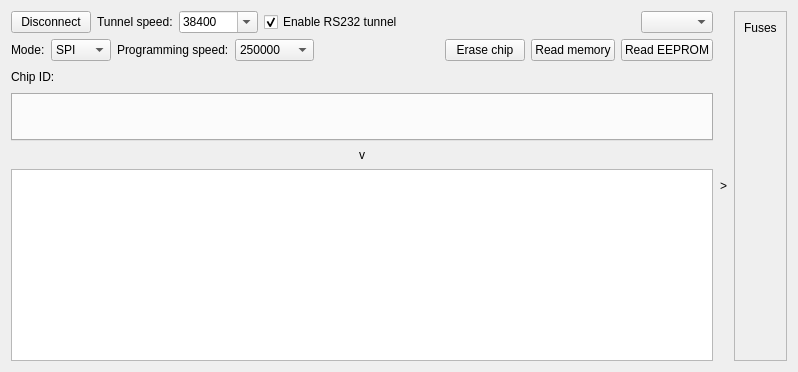
Tasssadar/Lorris, file src/LorrisShupito/lorrisshupito.ui: the form before one commit.
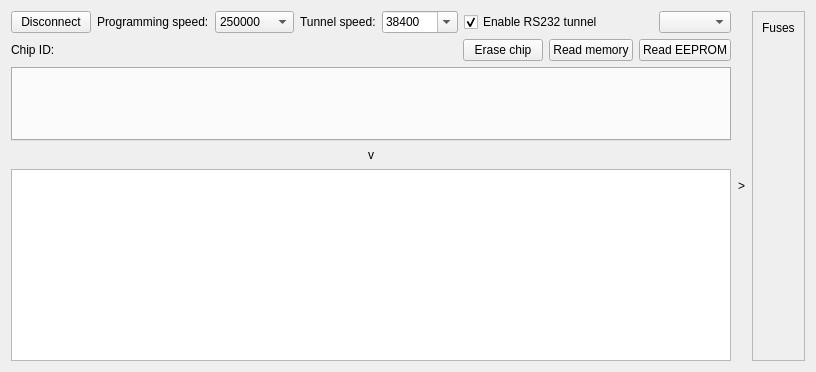
The form after the commit.

Commit message: Add posibility to stop, start and restart chip; reorganize UI

What changed in the file:
```diff
--- a/src/LorrisShupito/lorrisshupito.ui
+++ b/src/LorrisShupito/lorrisshupito.ui
@@ -6,7 +6,7 @@
    <rect>
     <x>0</x>
     <y>0</y>
-    <width>798</width>
+    <width>816</width>
     <height>372</height>
    </rect>
   </property>
@@ -25,6 +25,37 @@
          </property>
         </widget>
        </item>
+       <item>
+        <widget class="QLabel" name="label">
+         <property name="text">
+          <string>Programming speed:</string>
+         </property>
+        </widget>
+       </item>
+       <item>
+        <widget class="QComboBox" name="progSpeedBox">
+         <item>
+          <property name="text">
+           <string>250000</string>
+          </property>
+         </item>
+         <item>
+          <property name="text">
+           <string>500000</string>
+          </property>
+         </item>
+         <item>
+          <property name="text">
+           <string>1000000</string>
+          </property>
+         </item>
+         <item>
+          <property name="text">
+           <string>2000000</string>
+          </property>
+         </item>
+        </widget>
+       </item>
        <item>
         <widget class="QLabel" name="label_5">
          <property name="text">
@@ -122,62 +153,19 @@
      <item>
       <layout class="QHBoxLayout" name="horizontalLayout_2">
        <item>
-        <widget class="QLabel" name="label_4">
+        <widget class="QLabel" name="label_2">
          <property name="text">
-          <string>Mode:</string>
+          <string>Chip ID:</string>
          </property>
         </widget>
        </item>
        <item>
-        <widget class="QComboBox" name="methodBox">
-         <item>
-          <property name="text">
-           <string>SPI</string>
-          </property>
-         </item>
-         <item>
-          <property name="text">
-           <string>PDI</string>
-          </property>
-         </item>
-         <item>
-          <property name="text">
-           <string>JTAG</string>
-          </property>
-         </item>
-        </widget>
-       </item>
-       <item>
-        <widget class="QLabel" name="label">
+        <widget class="QLabel" name="chipIdLabel">
          <property name="text">
-          <string>Programming speed:</string>
+          <string notr="true"/>
          </property>
         </widget>
        </item>
-       <item>
-        <widget class="QComboBox" name="progSpeedBox">
-         <item>
-          <property name="text">
-           <string>250000</string>
-          </property>
-         </item>
-         <item>
-          <property name="text">
-           <string>500000</string>
-          </property>
-         </item>
-         <item>
-          <property name="text">
-           <string>1000000</string>
-          </property>
-         </item>
-         <item>
-          <property name="text">
-           <string>2000000</string>
-          </property>
-         </item>
-        </widget>
-       </item>
        <item>
         <spacer name="horizontalSpacer_3">
          <property name="orientation">
@@ -214,37 +202,6 @@
        </item>
       </layout>
      </item>
-     <item>
-      <layout class="QHBoxLayout" name="horizontalLayout_3">
-       <item>
-        <widget class="QLabel" name="label_2">
-         <property name="text">
-          <string>Chip ID:</string>
-         </property>
-        </widget>
-       </item>
-       <item>
-        <widget class="QLabel" name="chipIdLabel">
-         <property name="text">
-          <string notr="true"/>
-         </property>
-        </widget>
-       </item>
-       <item>
-        <spacer name="horizontalSpacer_2">
-         <property name="orientation">
-          <enum>Qt::Horizontal</enum>
-         </property>
-         <property name="sizeHint" stdset="0">
-          <size>
-           <width>40</width>
-           <height>20</height>
-          </size>
-         </property>
-        </spacer>
-       </item>
-      </layout>
-     </item>
      <item>
       <widget class="QTabWidget" name="memTabs">
        <property name="currentIndex">
```
The commit also changes 2 other files.
